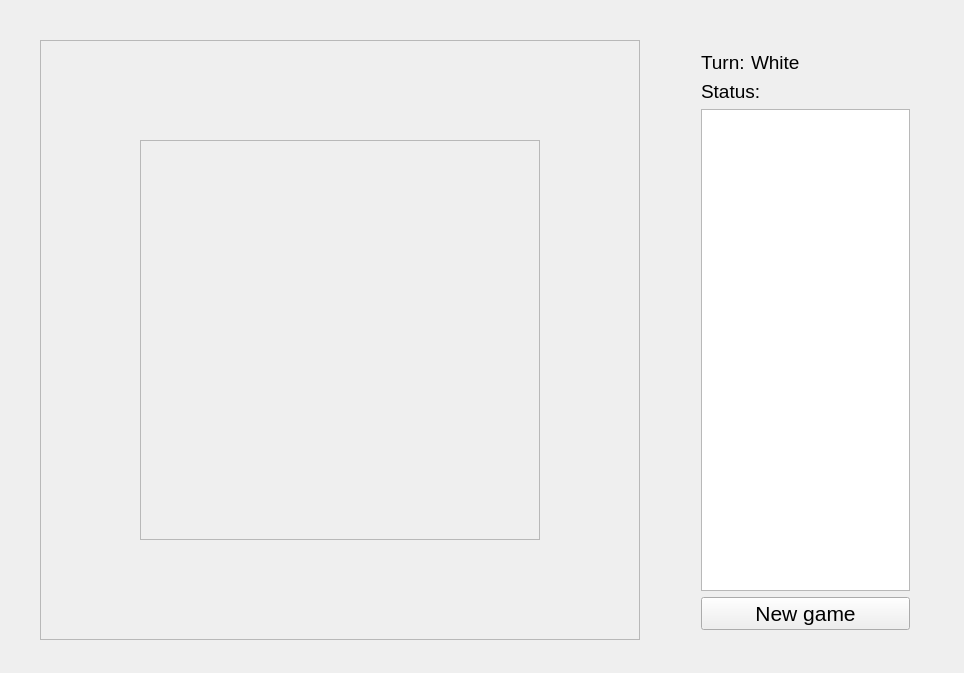
This is source/widget.ui in foxfrikses/chess as Qt 5 draws it before an edit. The edited form follows.
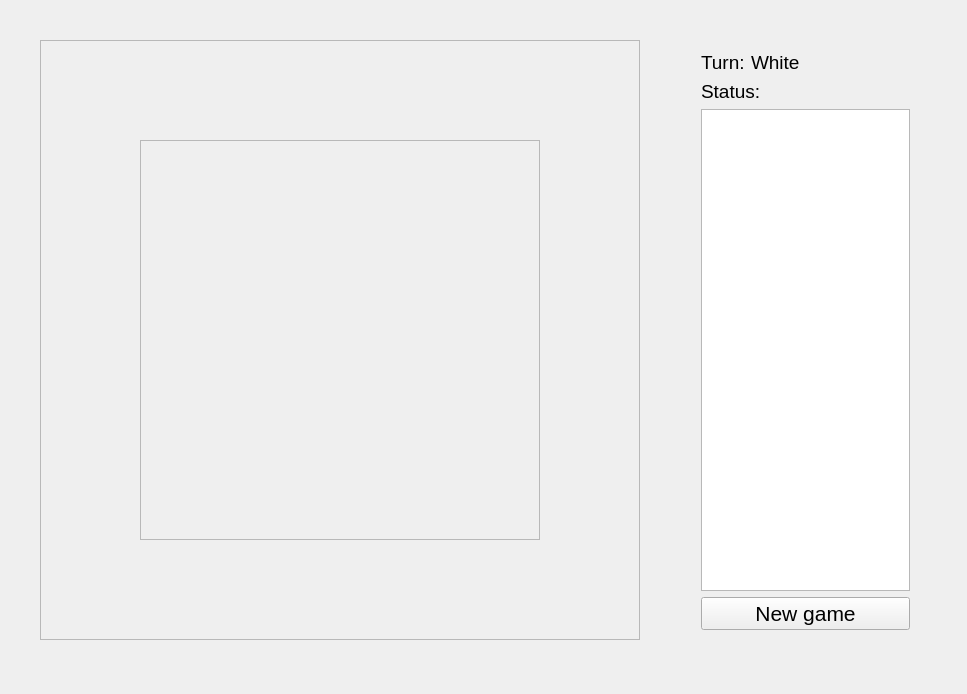
This is the edited form.

```diff
--- a/source/widget.ui
+++ b/source/widget.ui
@@ -6,8 +6,8 @@
    <rect>
     <x>0</x>
     <y>0</y>
-    <width>964</width>
-    <height>673</height>
+    <width>967</width>
+    <height>694</height>
    </rect>
   </property>
   <property name="windowTitle">
@@ -45,7 +45,7 @@
     </property>
    </widget>
   </widget>
-  <widget class="QWidget" name="">
+  <widget class="QWidget" name="layoutWidget">
    <property name="geometry">
     <rect>
      <x>690</x>
```
